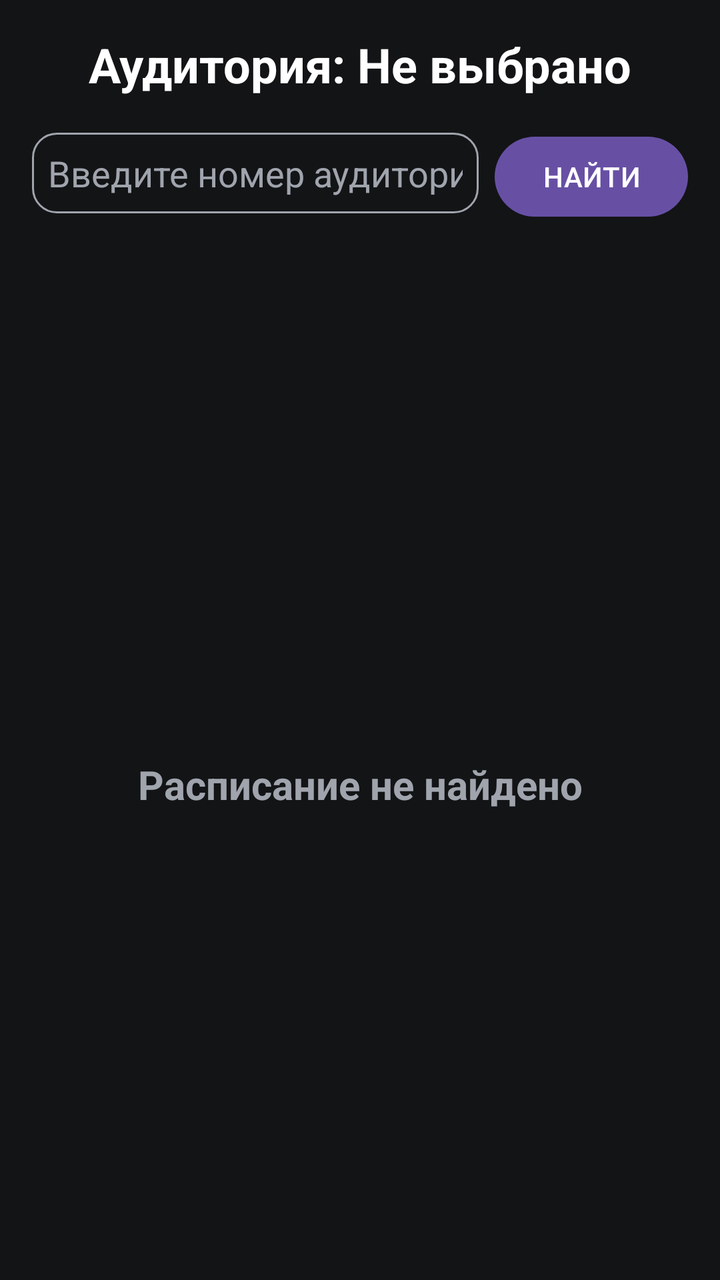
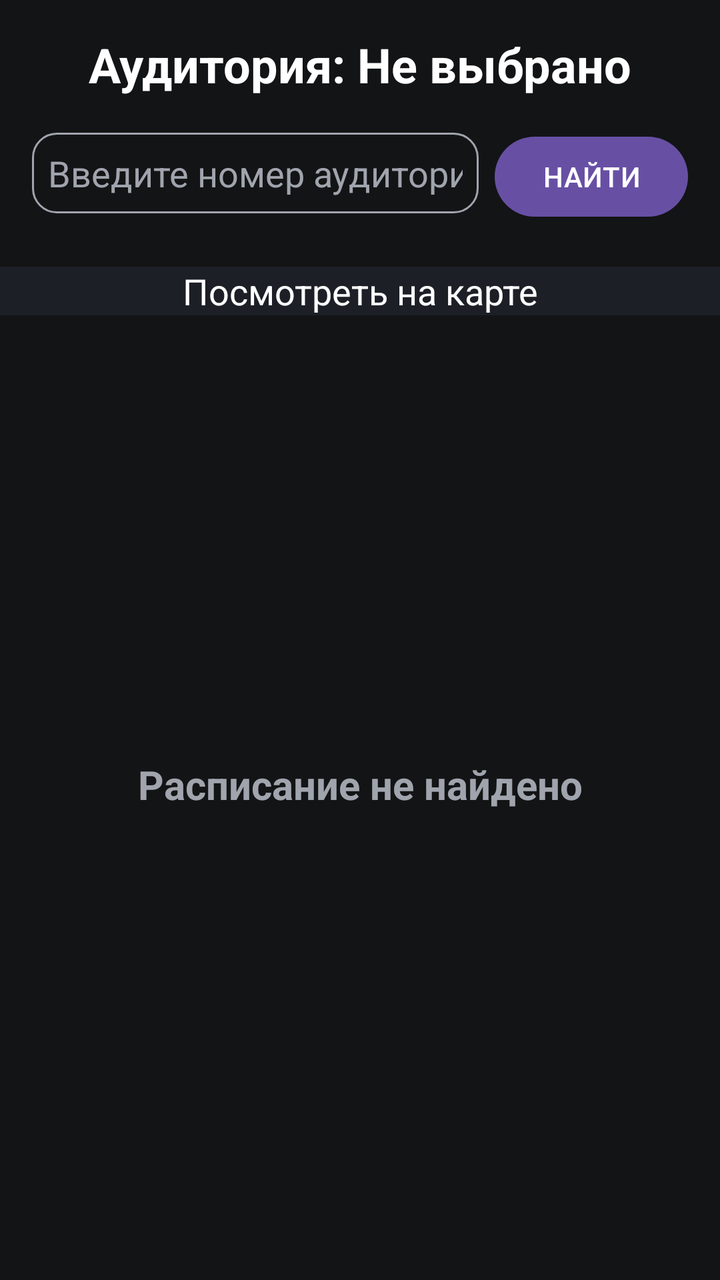

Compare the two renders of this Android layout. The source of the first and the diff that turns it into the second are given below.
<!-- AndroidManifest.xml: application theme Base.Theme.ScheduleApp -->
<!-- res/layout/activity_main.xml -->
<?xml version="1.0" encoding="utf-8"?>
<androidx.constraintlayout.widget.ConstraintLayout
    xmlns:android="http://schemas.android.com/apk/res/android"
    xmlns:app="http://schemas.android.com/apk/res-auto"
    xmlns:tools="http://schemas.android.com/tools"
    android:id="@+id/main"
    android:layout_width="match_parent"
    android:layout_height="match_parent"
    android:background="@color/backgroundL1"
    tools:context=".MainActivity">

    <TextView
        android:id="@+id/tvSelectedAuditory"
        android:layout_width="wrap_content"
        android:layout_height="wrap_content"
        android:text="Аудитория: Не выбрано"
        android:textSize="24sp"
        android:textStyle="bold"
        android:layout_marginTop="16dp"
        android:textColor="@color/white"
        app:layout_constraintTop_toTopOf="parent"
        app:layout_constraintStart_toStartOf="parent"
        app:layout_constraintEnd_toEndOf="parent" />

    <LinearLayout
        android:id="@+id/searchContainer"
        android:layout_width="0dp"
        android:layout_height="wrap_content"
        android:orientation="horizontal"
        android:padding="16dp"
        app:layout_constraintTop_toBottomOf="@id/tvSelectedAuditory"
        app:layout_constraintStart_toStartOf="parent"
        app:layout_constraintEnd_toEndOf="parent">

        <EditText
            android:id="@+id/etAuditory"
            android:layout_width="0dp"
            android:layout_height="wrap_content"
            android:layout_weight="1"
            android:hint="Введите номер аудитории"
            android:imeOptions="actionSearch"
            android:inputType="text"
            android:textColor="@color/gray"
            android:textColorHint="@color/gray"
            android:padding="8dp"
            android:background="@drawable/et_search_border" />

        <Button
            android:id="@+id/btnSearch"
            android:layout_width="wrap_content"
            android:layout_height="wrap_content"
            android:text="НАЙТИ"
            android:layout_marginStart="8dp" />
    </LinearLayout>

    <LinearLayout
        android:id="@+id/containerSchedule"
        android:layout_width="0dp"
        android:layout_height="0dp"
        android:orientation="vertical"
        android:visibility="gone"
        app:layout_constraintTop_toBottomOf="@id/searchContainer"
        app:layout_constraintBottom_toBottomOf="parent"
        app:layout_constraintStart_toStartOf="parent"
        app:layout_constraintEnd_toEndOf="parent">

        <androidx.recyclerview.widget.RecyclerView
            android:id="@+id/rvDays"
            android:layout_width="wrap_content"
            android:layout_height="wrap_content"
            android:clipToPadding="false"
            android:paddingStart="8dp"
            android:paddingEnd="8dp"
            android:layout_gravity="center"
            tools:listitem="@layout/item_day" />

        <androidx.recyclerview.widget.RecyclerView
            android:id="@+id/recyclerView"
            android:layout_width="match_parent"
            android:layout_height="0dp"
            android:layout_weight="1"
            android:paddingTop="8dp"
            android:paddingBottom="8dp"
            android:clipToPadding="false"
            android:scrollbars="vertical"
            app:layoutManager="androidx.recyclerview.widget.LinearLayoutManager"
            tools:listitem="@layout/item_lesson" />
    </LinearLayout>

    <TextView
        android:id="@+id/tvInfo"
        android:layout_width="wrap_content"
        android:layout_height="wrap_content"
        android:text="Расписание не найдено"
        android:textSize="20sp"
        android:textStyle="bold"
        android:textColor="@color/gray"
        android:layout_marginTop="16dp"
        app:layout_constraintTop_toBottomOf="@id/searchContainer"
        app:layout_constraintStart_toStartOf="parent"
        app:layout_constraintEnd_toEndOf="parent"
        app:layout_constraintBottom_toBottomOf="parent" />
</androidx.constraintlayout.widget.ConstraintLayout>
<!-- res/layout/item_day.xml (included above) -->
<?xml version="1.0" encoding="utf-8"?>
<LinearLayout xmlns:android="http://schemas.android.com/apk/res/android"
    android:layout_width="55dp"
    android:layout_height="48dp"
    android:orientation="vertical"
    android:gravity="center"
    android:layout_margin="4dp"
    android:background="@drawable/item_day_background"
    android:clickable="true"
    android:focusable="true">

    <TextView
        android:id="@+id/tvDay"
        android:layout_width="wrap_content"
        android:layout_height="wrap_content"
        android:text="Пн"
        android:textColor="@color/white"
        android:textSize="24sp" />

</LinearLayout>
<!-- res/layout/item_lesson.xml (included above) -->
<?xml version="1.0" encoding="utf-8"?>
<LinearLayout xmlns:android="http://schemas.android.com/apk/res/android"
    android:id="@+id/lesson_container"
    android:layout_width="match_parent"
    android:layout_height="wrap_content"
    android:orientation="vertical"
    android:padding="12dp"
    android:layout_margin="8dp"
    android:background="@drawable/item_lesson_background">

    <LinearLayout
        android:layout_width="match_parent"
        android:layout_height="wrap_content"
        android:orientation="horizontal">

        <TextView
            android:id="@+id/tvLessonNumber"
            android:layout_width="20dp"
            android:layout_height="20dp"
            android:text="1"
            android:gravity="center"
            android:textColor="@color/white"
            android:textSize="14sp"
            android:textStyle="bold"
            android:background="@drawable/number_background"/>

        <TextView
            android:id="@+id/tvGroup"
            android:layout_width="0dp"
            android:layout_height="wrap_content"
            android:layout_weight="1"
            android:text="Группа: 241-326"
            android:textSize="14sp"
            android:textColor="@color/gray"
            android:textStyle="bold"
            android:ellipsize="end"
            android:layout_marginStart="5dp" />

        <TextView
            android:id="@+id/tvTime"
            android:layout_width="wrap_content"
            android:layout_height="wrap_content"
            android:text="10:00-11:30"
            android:textSize="14sp"
            android:textColor="@color/white"
            android:textStyle="bold" />

    </LinearLayout>

    <TextView
        android:id="@+id/tvLesson"
        android:layout_width="match_parent"
        android:layout_height="wrap_content"
        android:text="Математика"
        android:textSize="16sp"
        android:textColor="@color/white"
        android:textStyle="bold"
        android:layout_marginTop="4dp"
        android:layout_marginBottom="2dp"
        android:ellipsize="end"/>

    <TextView
        android:id="@+id/tvTeacher"
        android:layout_width="match_parent"
        android:layout_height="wrap_content"
        android:text="Иванов И.И."
        android:textSize="14sp"
        android:textColor="@color/gray"
        android:ellipsize="end"/>

</LinearLayout>
<!-- resources referenced by this layout -->
<resources>
  <color name="backgroundL1">#131416</color>
  <color name="gray">#A0A4AD</color>
  <color name="white">#FFFFFFFF</color>
  <!-- drawable et_search_border (drawable) -->
  <?xml version="1.0" encoding="utf-8"?>
  <shape xmlns:android="http://schemas.android.com/apk/res/android"
      android:shape="rectangle">
  
      <solid android:color="@color/backgroundL1" />
  
      <stroke
          android:width="1dp"
          android:color="@color/gray" />
  
      <corners android:radius="12dp" />
  </shape>
  <!-- drawable item_day_background (drawable) -->
  <selector xmlns:android="http://schemas.android.com/apk/res/android">
  
      <item>
          <shape android:shape="rectangle">
              <solid android:color="@color/backgroundL2"/>
              <stroke
                  android:width="1dp"
                  android:color="@color/gray"/>
              <corners android:radius="8dp"/>
          </shape>
      </item>
  
  </selector>
  <!-- drawable item_lesson_background (drawable) -->
  <?xml version="1.0" encoding="utf-8"?>
  <shape xmlns:android="http://schemas.android.com/apk/res/android"
      android:shape="rectangle">
  
      <solid android:color="@color/backgroundL2" />
      <stroke
          android:width="1dp"
          android:color="@color/gray" />
      <corners android:radius="12dp" />
  
  </shape>
  <!-- drawable number_background (drawable) -->
  <?xml version="1.0" encoding="utf-8"?>
  <shape xmlns:android="http://schemas.android.com/apk/res/android"
      android:shape="rectangle">
  
      <solid android:color="@color/backgroundL2" />
      <stroke
          android:width="1dp"
          android:color="@color/gray" />
      <corners android:radius="3dp" />
  
  </shape>
  <style name="Base.Theme.ScheduleApp" parent="Theme.Material3.DayNight.NoActionBar">
  
      </style>
  <color name="backgroundL2">#1C1F26</color>
</resources>

<!-- the commit's change to res/layout/activity_main.xml (unified diff, before → after) -->
@@ -58,7 +58,7 @@
         android:layout_width="0dp"
         android:layout_height="0dp"
         android:orientation="vertical"
-        android:visibility="gone"
+        android:visibility="visible"
         app:layout_constraintTop_toBottomOf="@id/searchContainer"
         app:layout_constraintBottom_toBottomOf="parent"
         app:layout_constraintStart_toStartOf="parent"
@@ -73,6 +73,19 @@
             android:paddingEnd="8dp"
             android:layout_gravity="center"
             tools:listitem="@layout/item_day" />
+
+        <TextView
+            android:layout_width="match_parent"
+            android:layout_height="wrap_content"
+            android:id="@+id/toMap"
+            android:focusable="true"
+            android:text="Посмотреть на карте"
+            android:textSize="18sp"
+            android:textAlignment="center"
+            android:textColor="@color/white"
+            android:background="@color/backgroundL2"
+            android:clickable="true"
+            android:layout_marginTop="5dp"/>
 
         <androidx.recyclerview.widget.RecyclerView
             android:id="@+id/recyclerView"
